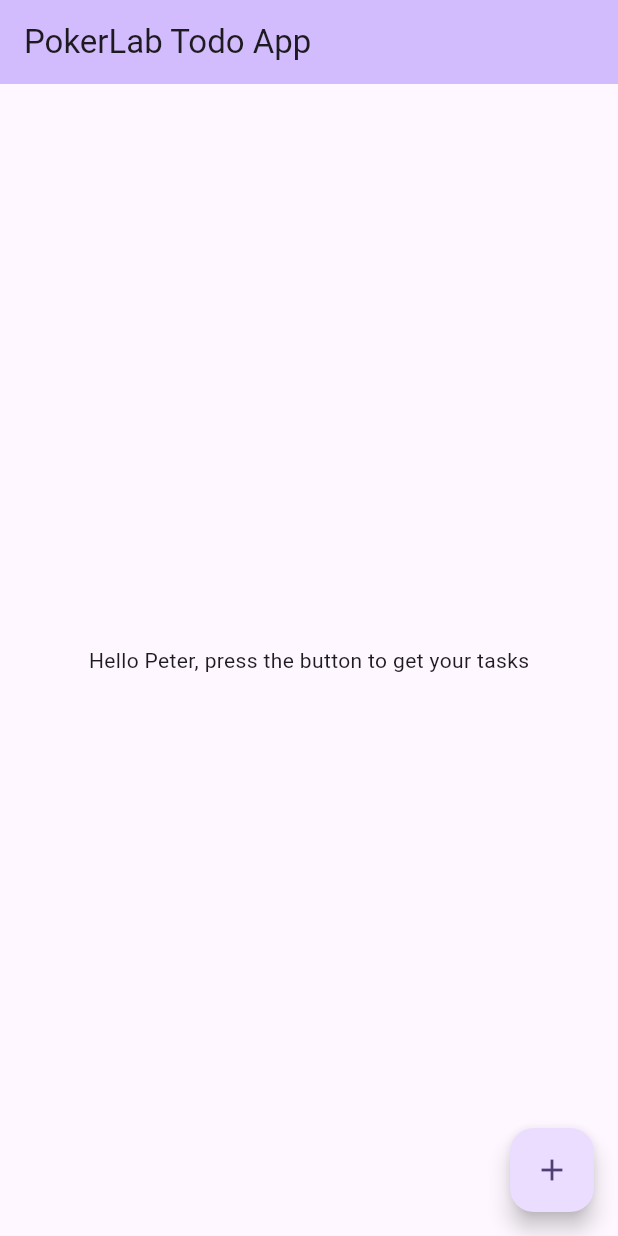
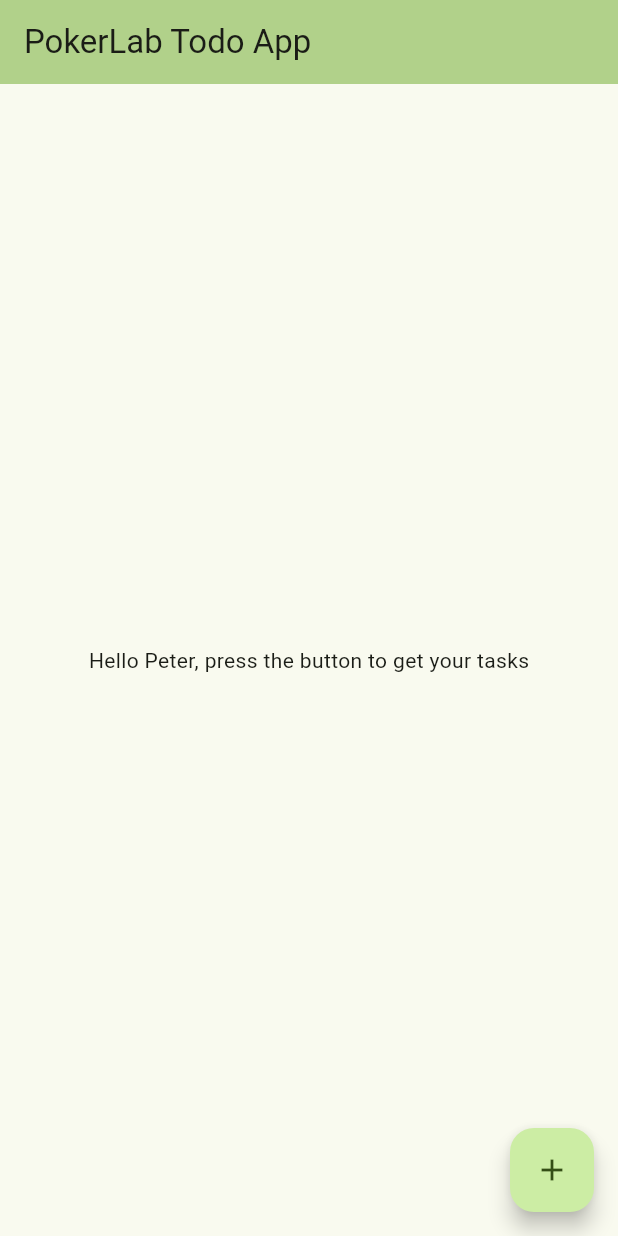
Before and after one commit to henriquemello/grpc_todo_list, a Flutter app: the screen it shows after launch, on a phone screen of 412 x 824 dp. Run offline on Flutter 3.47's test engine with Material 2 defaults, Android fonts, the phone set to English and light mode, and no system bars; our stand-ins replace equatable, flutter_bloc, get_it; missing offline and left inert: grpc, protobuf.

Commit message:
PoderLab style

```diff
--- a/client/lib/main.dart
+++ b/client/lib/main.dart
@@ -21,10 +21,11 @@ class MyApp extends StatelessWidget {
       child: MaterialApp(
         title: 'Flutter Demo',
         theme: ThemeData(
-          colorScheme: ColorScheme.fromSeed(seedColor: Colors.deepPurple),
+          colorScheme: ColorScheme.fromSeed(seedColor: Colors.lightGreenAccent),
           useMaterial3: true,
         ),
         home: const HomePage(title: 'PokerLab Todo App'),
+        debugShowCheckedModeBanner: false,
       ),
     );
   }
```
